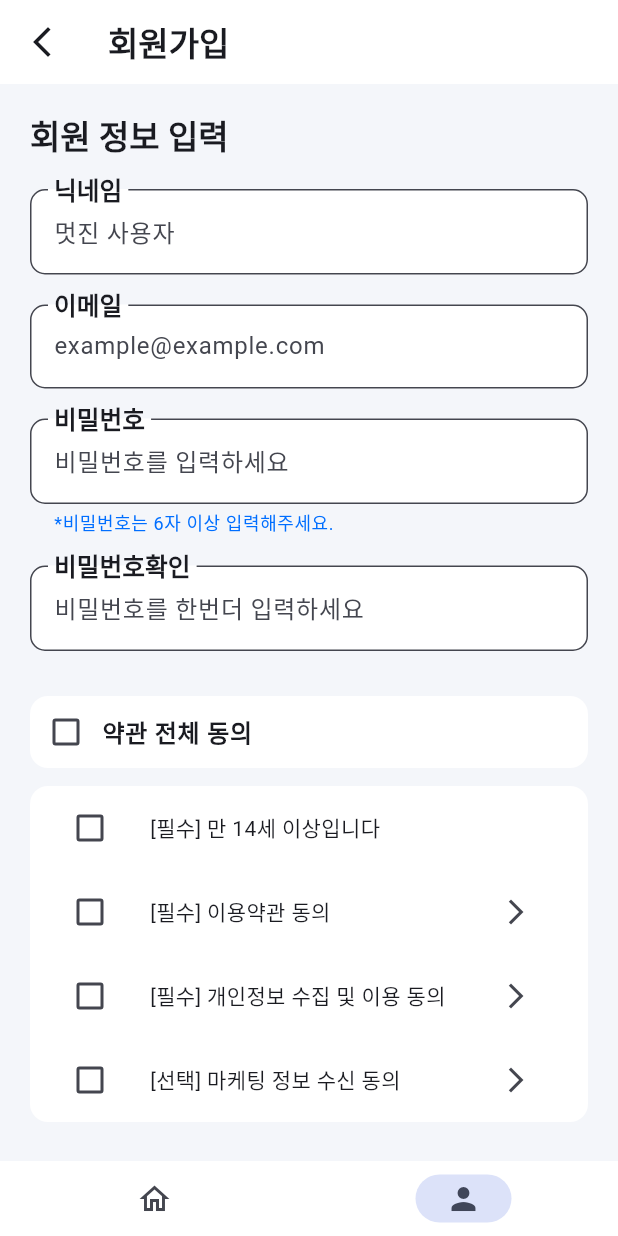
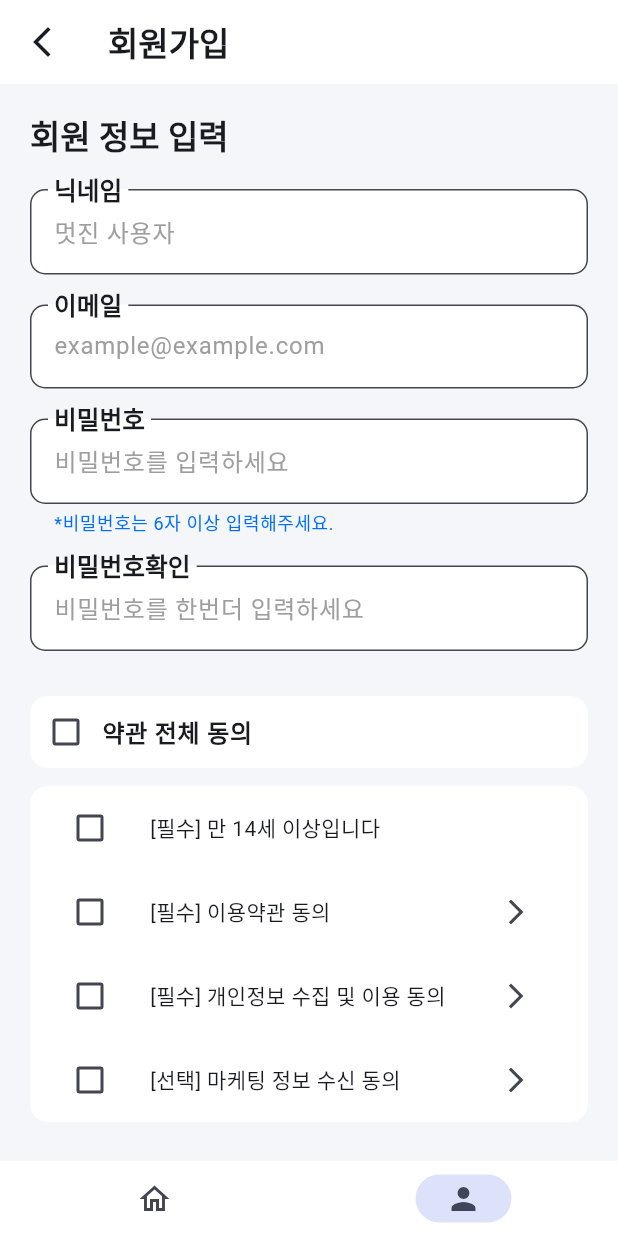
Before and after one commit to les020202/game_check_app, a Flutter app: the RegistrationPage screen opened by its route, on a phone screen of 412 x 824 dp. Run offline on Flutter 3.47's test engine with Material 3 defaults, Android fonts, the phone set to English and light mode, and no system bars; our stand-ins replace cloud_firestore, dotted_border, drift, firebase_auth, firebase_core, firebase_storage and 5 more; accounts and stored records are empty; generated files the repository leaves out were written again; Roboto replaces fonts that are missing (Pretendard).

Commit message:
1014_Refactoring

```diff
--- a/lib/pages/inquiry_form_page.dart
+++ b/lib/pages/inquiry_form_page.dart
@@ -173,6 +173,7 @@ class _InquiryFormPageState extends State<InquiryFormPage> {
                         filled: true,
                         fillColor: colorScheme.onPrimary,
                         hintText: '문의 제목을 입력해주세요\n(최대100자)',
+                        hintStyle: TextStyle(color: Colors.grey.shade500),
                         border: OutlineInputBorder(
                           borderRadius: BorderRadius.circular(10),
                           borderSide: BorderSide(color: Colors.grey),
@@ -200,6 +201,7 @@ class _InquiryFormPageState extends State<InquiryFormPage> {
                         hintText:
                             '어떤 문제가 있으셨나요?\n어떤 화면에서 발생했는지,\n언제부터 그랬는지 적어주시면\n더 빠르게 도와드릴 수 있어요.\n(최대 3000자)',
                         hintMaxLines: 5,
+                        hintStyle: TextStyle(color: Colors.grey.shade500),
                         border: OutlineInputBorder(
                           borderRadius: BorderRadius.circular(10),
                           borderSide: BorderSide(color: Colors.grey),
--- a/lib/pages/registration_page.dart
+++ b/lib/pages/registration_page.dart
@@ -71,6 +71,7 @@ class _RegistrationPageState extends State<RegistrationPage> {
                         filled: true,
                         fillColor: colorScheme.onPrimary,
                         hintText: '멋진 사용자',
+                        hintStyle: TextStyle(color: Colors.grey.shade500),
                         border: OutlineInputBorder(
                           borderRadius: BorderRadius.circular(10),
                           borderSide: BorderSide(color: Colors.grey),
@@ -97,6 +98,7 @@ class _RegistrationPageState extends State<RegistrationPage> {
                         filled: true,
                         fillColor: colorScheme.onPrimary,
                         hintText: 'example@example.com',
+                        hintStyle: TextStyle(color: Colors.grey.shade500),
                         border: OutlineInputBorder(
                           borderRadius: BorderRadius.circular(10),
                           borderSide: BorderSide(color: Colors.grey),
@@ -128,6 +130,7 @@ class _RegistrationPageState extends State<RegistrationPage> {
                         filled: true,
                         fillColor: colorScheme.onPrimary,
                         hintText: '비밀번호를 입력하세요',
+                        hintStyle: TextStyle(color: Colors.grey.shade500),
                         helperText: '*비밀번호는 6자 이상 입력해주세요.',
                         helperStyle: textTheme.bodySmall?.copyWith(
                           color: colorScheme.primary,
@@ -163,6 +166,7 @@ class _RegistrationPageState extends State<RegistrationPage> {
                         filled: true,
                         fillColor: colorScheme.onPrimary,
                         hintText: '비밀번호를 한번더 입력하세요',
+                        hintStyle: TextStyle(color: Colors.grey.shade500),
                         border: OutlineInputBorder(
                           borderRadius: BorderRadius.circular(10),
                           borderSide: BorderSide(color: Colors.grey),
```
